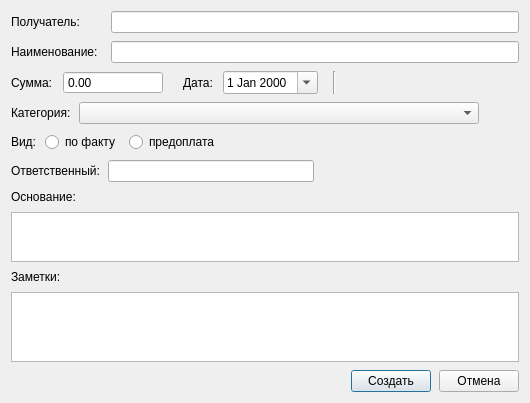
Old version of the form designer/ui/eventdialog.ui in the repository Aleee/FinanceCalender.
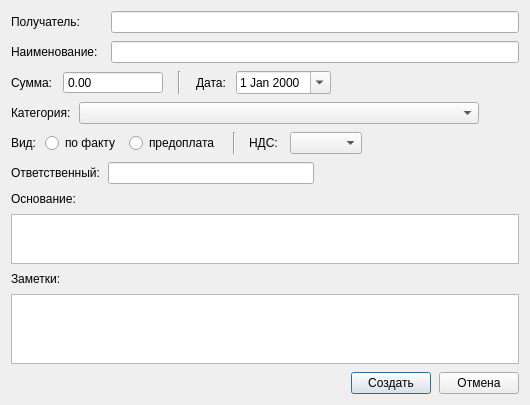
New version of the form. Custom widgets are drawn as their Qt base class.

What changed in the file:
```diff
--- a/designer/ui/eventdialog.ui
+++ b/designer/ui/eventdialog.ui
@@ -55,6 +55,55 @@
          </property>
         </widget>
        </item>
+       <item>
+        <spacer name="horizontalSpacer_6">
+         <property name="orientation">
+          <enum>Qt::Orientation::Horizontal</enum>
+         </property>
+         <property name="sizeType">
+          <enum>QSizePolicy::Policy::Fixed</enum>
+         </property>
+         <property name="sizeHint" stdset="0">
+          <size>
+           <width>5</width>
+           <height>20</height>
+          </size>
+         </property>
+        </spacer>
+       </item>
+       <item>
+        <widget class="Line" name="line">
+         <property name="orientation">
+          <enum>Qt::Orientation::Vertical</enum>
+         </property>
+        </widget>
+       </item>
+       <item>
+        <spacer name="horizontalSpacer_7">
+         <property name="orientation">
+          <enum>Qt::Orientation::Horizontal</enum>
+         </property>
+         <property name="sizeType">
+          <enum>QSizePolicy::Policy::Fixed</enum>
+         </property>
+         <property name="sizeHint" stdset="0">
+          <size>
+           <width>5</width>
+           <height>20</height>
+          </size>
+         </property>
+        </spacer>
+       </item>
+       <item>
+        <widget class="QLabel" name="label_10">
+         <property name="text">
+          <string>НДС: </string>
+         </property>
+        </widget>
+       </item>
+       <item>
+        <widget class="QComboBox" name="cmb_nds"/>
+       </item>
        <item>
         <spacer name="horizontalSpacer_10">
          <property name="orientation">
@@ -142,7 +191,30 @@
          </property>
          <property name="sizeHint" stdset="0">
           <size>
-           <width>10</width>
+           <width>5</width>
+           <height>20</height>
+          </size>
+         </property>
+        </spacer>
+       </item>
+       <item>
+        <widget class="Line" name="line_2">
+         <property name="orientation">
+          <enum>Qt::Orientation::Vertical</enum>
+         </property>
+        </widget>
+       </item>
+       <item>
+        <spacer name="horizontalSpacer_3">
+         <property name="orientation">
+          <enum>Qt::Orientation::Horizontal</enum>
+         </property>
+         <property name="sizeType">
+          <enum>QSizePolicy::Policy::Fixed</enum>
+         </property>
+         <property name="sizeHint" stdset="0">
+          <size>
+           <width>5</width>
            <height>20</height>
           </size>
          </property>
@@ -168,45 +240,6 @@
          </property>
         </widget>
        </item>
-       <item>
-        <spacer name="horizontalSpacer_3">
-         <property name="orientation">
-          <enum>Qt::Orientation::Horizontal</enum>
-         </property>
-         <property name="sizeType">
-          <enum>QSizePolicy::Policy::Fixed</enum>
-         </property>
-         <property name="sizeHint" stdset="0">
-          <size>
-           <width>5</width>
-           <height>20</height>
-          </size>
-         </property>
-        </spacer>
-       </item>
-       <item>
-        <widget class="Line" name="line_2">
-         <property name="orientation">
-          <enum>Qt::Orientation::Vertical</enum>
-         </property>
-        </widget>
-       </item>
-       <item>
-        <spacer name="horizontalSpacer_6">
-         <property name="orientation">
-          <enum>Qt::Orientation::Horizontal</enum>
-         </property>
-         <property name="sizeType">
-          <enum>QSizePolicy::Policy::Fixed</enum>
-         </property>
-         <property name="sizeHint" stdset="0">
-          <size>
-           <width>5</width>
-           <height>20</height>
-          </size>
-         </property>
-        </spacer>
-       </item>
        <item>
         <spacer name="horizontalSpacer">
          <property name="orientation">
```
